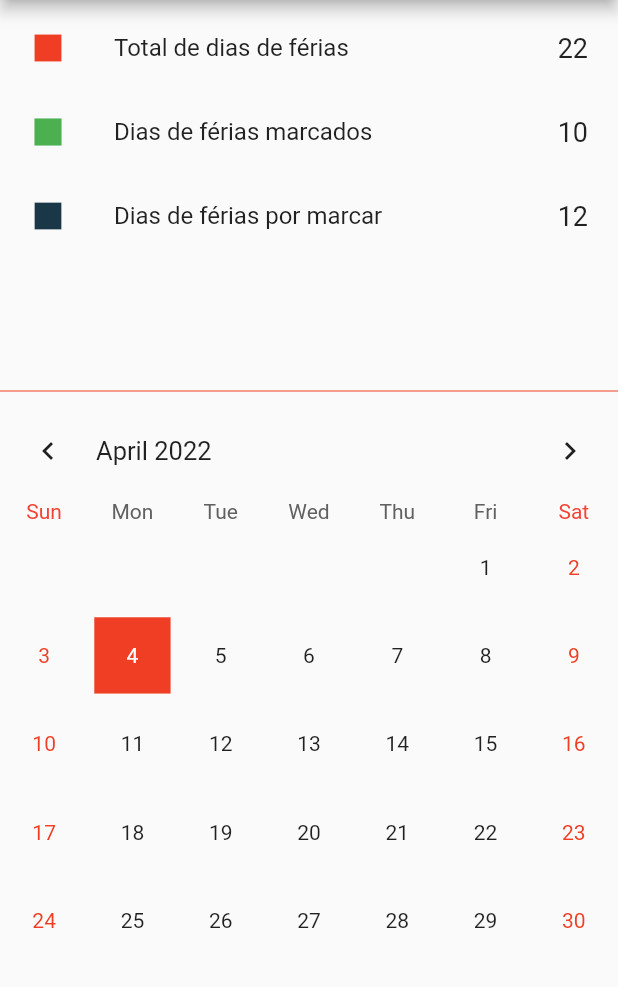
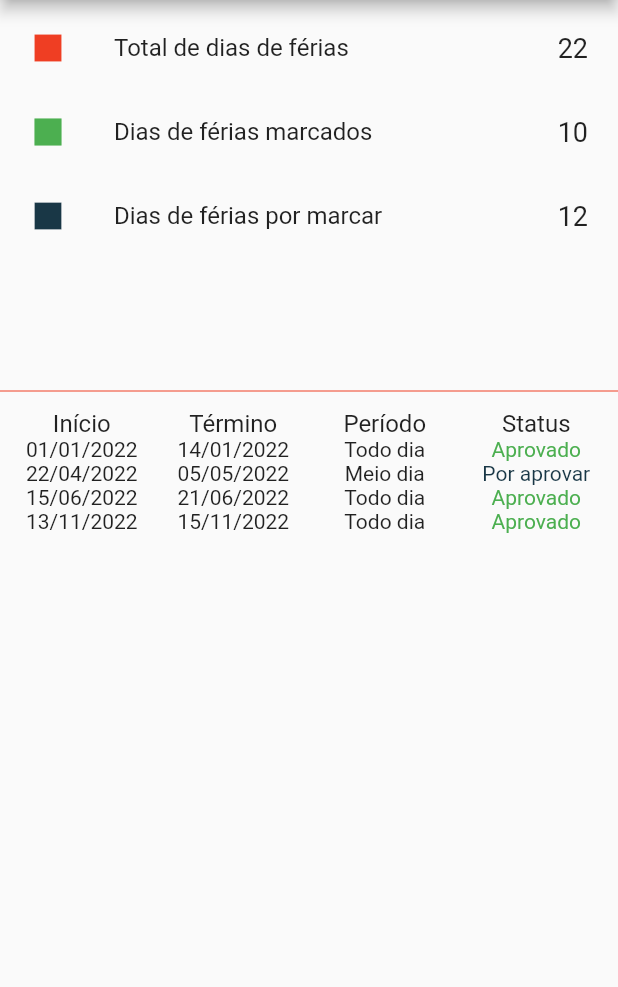
Before and after one commit to DEISI-ULHT-TFC-2021-22/empresa251-Aplica-o-mobile-central-de-apps-existentes, a Flutter app: the VacationsScreen screen opened by its route, on a phone screen of 412 x 824 dp, the part 75-1062 px from its top. Run offline on Flutter 3.47's test engine with Material 2 defaults, Android fonts, the phone set to English and light mode, and no system bars; drawn by our look-alikes of table_calendar; our stand-ins replace splashscreen.

Commit message:
Changed the vacation screen to use a table instead of a calendar

```diff
--- a/lib/helper/demo_values.dart
+++ b/lib/helper/demo_values.dart
@@ -7,4 +7,10 @@ class DemoValues {
   static const String postTitle = "Novo projeto";
   static const String postSummary = "Nova aplicação desenvolvida para uma grande empresa.";
   static const String lorenIpsum = "Lorem ipsum dolor sit amet, consectetur adipiscing elit, sed do eiusmod tempor incididunt ut labore et dolore magna aliqua. Ut enim ad minim veniam, quis nostrud exercitation ullamco laboris nisi ut aliquip ex ea commodo consequat. Duis aute irure dolor in reprehenderit in voluptate velit esse cillum dolore eu fugiat nulla pariatur. Excepteur sint occaecat cupidatat non proident, sunt in culpa qui officia deserunt mollit anim id est laborum.";
+  static List vacations = [
+    {'start': DateTime.utc(2022, 01, 01), 'end': DateTime.utc(2022, 01, 14), 'duration': 'Todo dia', 'status': 'Aprovado'},
+    {'start': DateTime.utc(2022, 04, 22), 'end': DateTime.utc(2022, 05, 05), 'duration': 'Meio dia', 'status': 'Por aprovar'},
+    {'start': DateTime.utc(2022, 06, 15), 'end': DateTime.utc(2022, 06, 21), 'duration': 'Todo dia', 'status': 'Aprovado'},
+    {'start': DateTime.utc(2022, 11, 13), 'end': DateTime.utc(2022, 11, 15), 'duration': 'Todo dia', 'status': 'Aprovado'},
+  ];
 }
--- a/lib/widgets/demo_values.dart
+++ /dev/null
@@ -1,17 +0,0 @@
-class DemoValues {
-  static final String userImage = "assets/images/avatar.png";
-  static final String postImage = "assets/images/news.png";
-  static final String userName = "Tiago Santos";
-  static final String userEmail = "example@gmail.com";
-  static final String postTime = "14 Março, 2022";
-  static final String postTitle = "Desde 2007 no mercado das TI";
-  static final String postSummary = "A Integer Consulting é uma empresa portuguesa de consultoria em tecnologias de informação. Somos especialistas em serviços de IT Outsourcing, software, projetos de nearshore e desenvolvimento à medida.";
-
-  static final Map<DateTime, List> holidays = {
-    DateTime(2022, 3, 21): ['Férias'],
-    DateTime(2022, 3, 22): ['Férias'],
-    DateTime(2022, 3, 23): ['Férias'],
-    DateTime(2022, 3, 24): ['Férias'],
-    DateTime(2022, 3, 25): ['Férias'],
-  };
-}
--- a/lib/widgets/vacation/calendar.dart
+++ b/lib/widgets/vacation/calendar.dart
@@ -1,9 +1,9 @@
 import 'package:flutter/material.dart';
+import 'package:intl/intl.dart';
 import 'package:integer/config/palette.dart';
-import 'package:integer/widgets/demo_values.dart';
-import 'package:table_calendar/table_calendar.dart';
+import 'package:integer/helper/demo_values.dart';
 
-final Map<DateTime, List> _holidays = DemoValues.holidays;
+final List _vacations = DemoValues.vacations;
 
 class Calendar extends StatefulWidget {
   @override
@@ -11,58 +11,64 @@ class Calendar extends StatefulWidget {
 }
 
 class _CalendarState extends State<Calendar> {
-  late CalendarController _calendarController;
-
-  @override
-  void initState() {
-    super.initState();
-    _calendarController = CalendarController();
-  }
-
-  @override
-  void dispose() {
-    _calendarController.dispose();
-    super.dispose();
-  }
 
   @override
   Widget build(BuildContext context) {
-    return TableCalendar(
-      calendarController: _calendarController,
-      locale: 'en_US',
-      holidays: _holidays,
-      initialCalendarFormat: CalendarFormat.month,
-      formatAnimation: FormatAnimation.slide,
-      availableCalendarFormats: const {
-        CalendarFormat.month: '',
-      },
-      calendarStyle: CalendarStyle(
-        outsideDaysVisible: false,
-        weekendStyle: const TextStyle().copyWith(color: Palette.orange),
-        holidayStyle: const TextStyle().copyWith(color: Palette.green),
-        selectedColor: Palette.green,
-      ),
-      builders: CalendarBuilders(
-        selectedDayBuilder: (context, date, events) => Container(
-            margin: const EdgeInsets.all(4.0),
-            alignment: Alignment.center,
-            decoration: BoxDecoration(
-                color: Theme.of(context).primaryColor,
-                borderRadius: BorderRadius.circular(0.0)),
-            child: Text(
-              date.day.toString(),
-              style: TextStyle(color: Colors.white),
-            )),
-        todayDayBuilder: (context, date, events) => Container(
-            margin: const EdgeInsets.all(4.0),
-            alignment: Alignment.center,
-            decoration: BoxDecoration(
+    return Card(
+      clipBehavior: Clip.antiAlias,
+      color: Theme.of(context).scaffoldBackgroundColor,
+      elevation: 0,
+      child: Column(
+        children: [
+          Table(
+            border: TableBorder.all(
                 color: Palette.orange,
-                borderRadius: BorderRadius.circular(0.0)),
-            child: Text(
-              date.day.toString(),
-              style: TextStyle(color: Colors.white),
-            )),
+                style: BorderStyle.none,
+                width: 0.5),
+            children: [
+              TableRow( children: [
+                Column(
+                  children:const [
+                    Text('Início', style: TextStyle(fontSize: 16.0))
+                  ]
+                ),
+                Column(
+                    children:const [
+                      Text('Término', style: TextStyle(fontSize: 16.0))
+                    ]
+                ),
+                Column(
+                    children:const [
+                      Text('Período', style: TextStyle(fontSize: 16.0))
+                    ]
+                ),
+                Column(
+                    children:const [
+                      Text('Status', style: TextStyle(fontSize: 16.0))
+                    ]
+                ),
+              ]),
+              for (var vacation in _vacations) TableRow(children: [
+                Column(children: [Text(
+                  DateFormat('dd/MM/yyyy').format(vacation['start']).toString())
+                ]),
+                Column(children: [Text(
+                  DateFormat('dd/MM/yyyy').format(vacation['end']).toString())
+                ]),
+                Column(children: [Text(
+                  vacation['duration'])
+                ]),
+                Column(children: [Text(
+                  vacation['status'],
+                  style: TextStyle(
+                    color: vacation['status'] == 'Aprovado' ? Palette.green : Palette.darkBlue
+                  )
+                )
+                ]),
+              ])
+            ]
+          ),
+        ],
       ),
     );
   }
--- a/pubspec.yaml
+++ b/pubspec.yaml
@@ -30,7 +30,7 @@ dependencies:
   flutter:
     sdk: flutter
   splashscreen: ^1.3.5
-  table_calendar: ^2.2.3
+  intl: 0.17.0
 
   # The following adds the Cupertino Icons font to your application.
   # Use with the CupertinoIcons class for iOS style icons.
```
Also changed, not shown: pubspec.lock.
